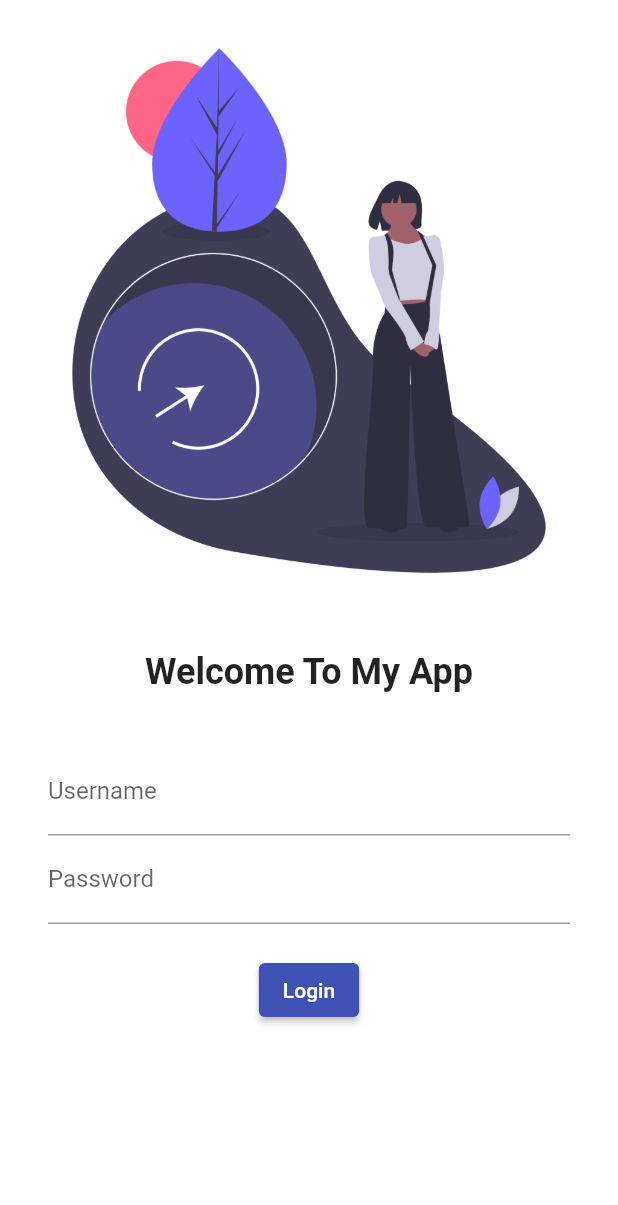
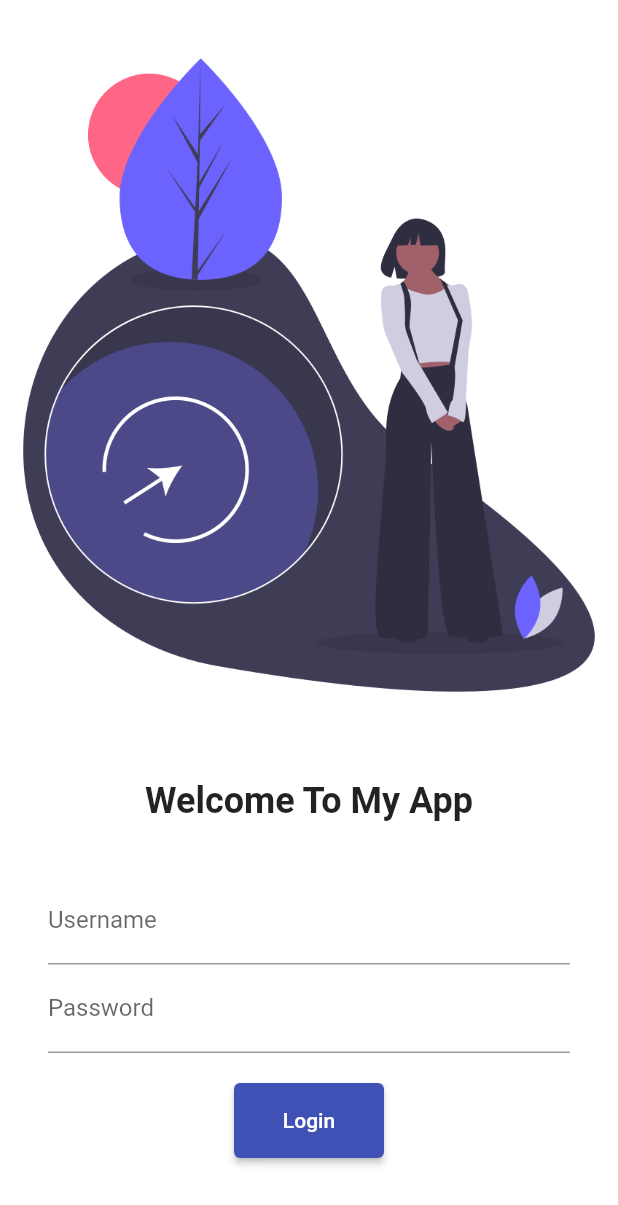
Before and after one commit to Vikas-garg-tiet26/FirstApp, a Flutter app: the screen it shows after launch, on a phone screen of 412 x 824 dp. Shown: the top 1205 px of the screen. Run offline on Flutter 3.47's test engine with Material 2 defaults, Android fonts, the phone set to English and light mode, and no system bars.

Commit message:
Day 5 Done

```diff
--- a/lib/pages/login_page.dart
+++ b/lib/pages/login_page.dart
@@ -1,4 +1,5 @@
 import 'package:flutter/material.dart';
+import 'package:flutter_application_1/pages/routes.dart';
 
 class Login_page extends StatelessWidget {
   const Login_page({super.key});
@@ -7,12 +8,13 @@ class Login_page extends StatelessWidget {
   Widget build(BuildContext context) {
     return Material(
         color: Colors.white,
+        child: SingleChildScrollView(
           child: Column(
             children: [
               Image.asset(
                 "assets/Pics/1.png",
                 fit: BoxFit.cover,
-              // height: 200,
+                height: 500,
                 // width: double.infinity,
               ),
               SizedBox(
@@ -29,8 +31,8 @@ class Login_page extends StatelessWidget {
                 height: 20.0,
               ),
               Padding(
-              padding:
-                  const EdgeInsets.symmetric(vertical: 16.0, horizontal: 32.0),
+                padding: const EdgeInsets.symmetric(
+                    vertical: 16.0, horizontal: 32.0),
                 child: Column(
                   children: [
                     TextFormField(
@@ -50,14 +52,17 @@ class Login_page extends StatelessWidget {
                       height: 20.0,
                     ),
                     ElevatedButton(
-                    onPressed: () {},
+                      onPressed: () {
+                        Navigator.pushNamed(context, MyRoutes.homeRoute);
+                      },
                       child: Text("Login"),
-                    style: TextButton.styleFrom(),
+                      style: TextButton.styleFrom(minimumSize: Size(100, 50)),
                     )
                   ],
                 ),
               )
             ],
+          ),
         ));
   }
 }
--- a/lib/pages/main.dart
+++ b/lib/pages/main.dart
@@ -1,6 +1,7 @@
 import 'package:flutter/material.dart';
 import 'package:flutter_application_1/pages/home_page.dart';
 import 'package:flutter_application_1/pages/login_page.dart';
+import 'package:flutter_application_1/pages/routes.dart';
 
 void main() {
   runApp(MyApp());
@@ -12,6 +13,7 @@ class MyApp extends StatelessWidget {
   @override
   Widget build(BuildContext context) {
     return MaterialApp(
+        debugShowCheckedModeBanner: false,
         // home: Homepage(),
 
         //  Themes in App
@@ -24,8 +26,8 @@ class MyApp extends StatelessWidget {
         ),
         routes: {
           "/": (context) => Login_page(),
-          "/login": (context) => Homepage(),
-          // "/signup": (context) => Sign_page(),
+          MyRoutes.homeRoute: (context) => Homepage(),
+          MyRoutes.loginRoute: (context) => Login_page(),
         });
   }
 }
--- /dev/null
+++ b/lib/pages/routes.dart
@@ -0,0 +1,5 @@
+class MyRoutes {
+  static String loginRoute = "/login";
+  static String homeRoute = "/home";
+  // bina object banaye acces kar sakte hain and takes memory once
+}
```
Lines whose indentation alone changed are shown as unchanged.
